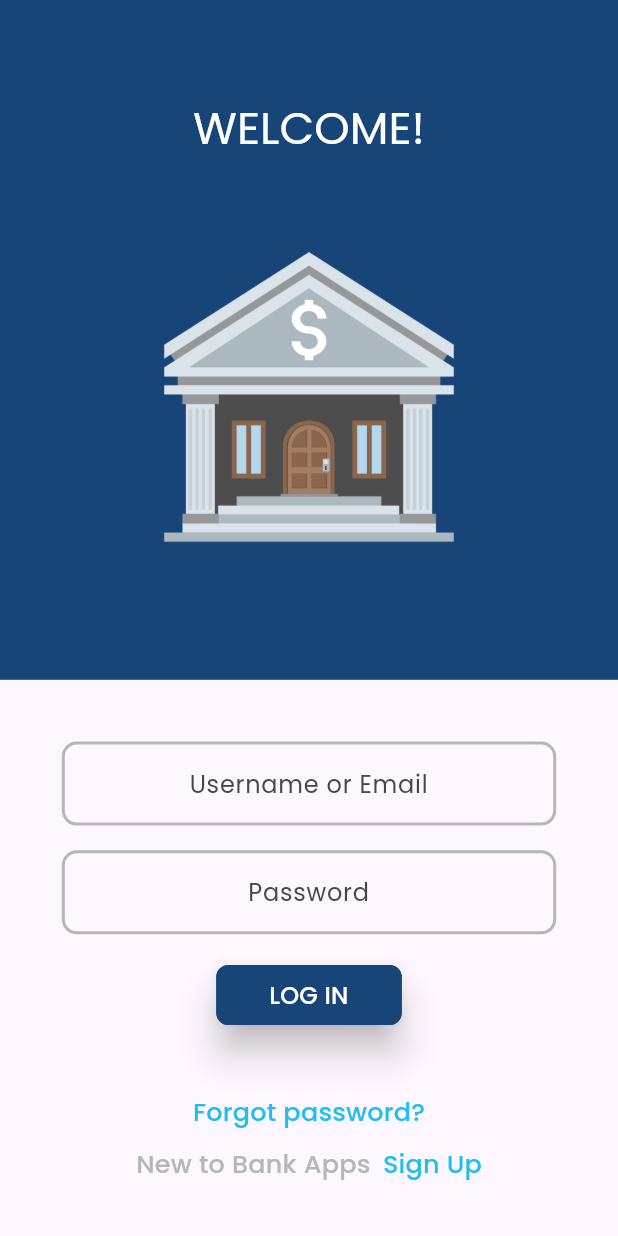
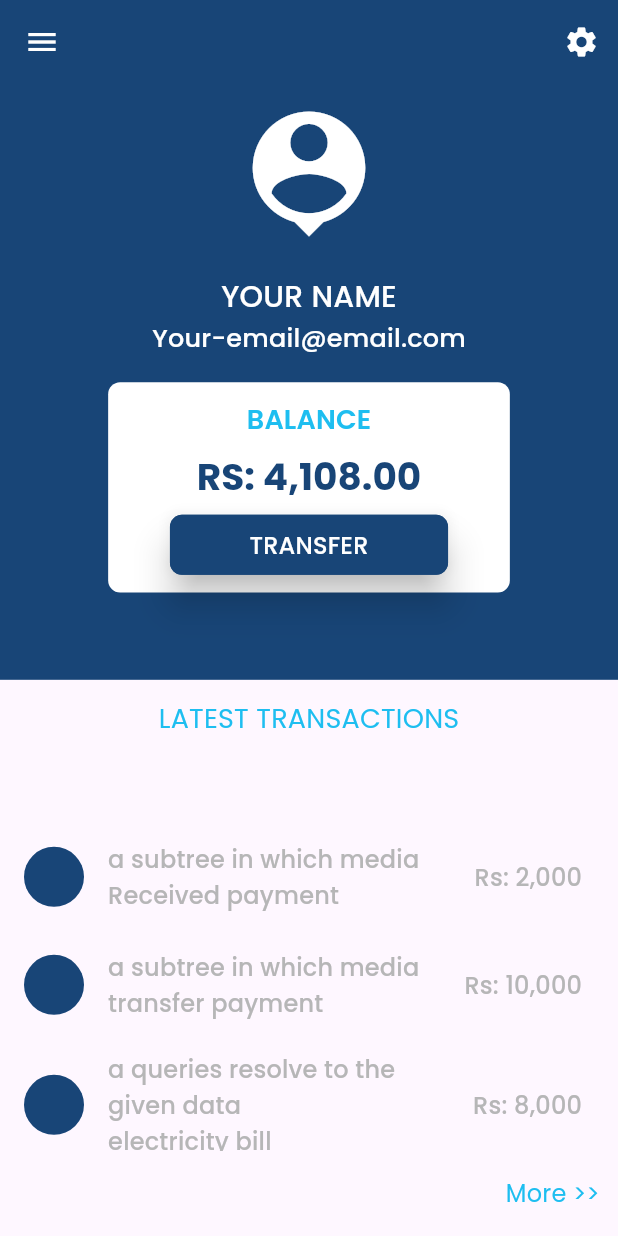
Before and after one commit to shayansaeed123/banking, a Flutter app: the screen it shows after launch, on a phone screen of 412 x 824 dp. Run offline on Flutter 3.47's test engine with Material 3 defaults, Android fonts, the phone set to English and light mode, and no system bars; our stand-ins replace google_fonts.

Commit message:
updated
updated

```diff
--- a/lib/main.dart
+++ b/lib/main.dart
@@ -1,3 +1,5 @@
+import 'package:banking/repo/colors.dart';
+import 'package:banking/views/home_screen.dart';
 import 'package:banking/views/login_screen.dart';
 import 'package:banking/views/sign_up_screen.dart';
 import 'package:flutter/material.dart';
@@ -18,6 +20,9 @@ class MyApp extends StatelessWidget {
       debugShowCheckedModeBanner: false,
       theme: ThemeData(
         useMaterial3: true,
+        appBarTheme: AppBarTheme(
+          iconTheme: IconThemeData(color: AppColors.iconColor),
+        ),
         textTheme: GoogleFonts.latoTextTheme(textTheme).copyWith(
           bodyLarge: GoogleFonts.poppins(textStyle: textTheme.bodyLarge),
           bodySmall: GoogleFonts.poppins(textStyle: textTheme.titleSmall),
@@ -28,7 +33,7 @@ class MyApp extends StatelessWidget {
           displayMedium: GoogleFonts.poppins(textStyle: textTheme.displayMedium)
         ),
       ),
-      home: LoginScreen(),
+      home: HomeScreen(),
     );
   }
 }
--- a/lib/repo/colors.dart
+++ b/lib/repo/colors.dart
@@ -5,10 +5,12 @@ class AppColors{
   static const  mainColor = Color(0xFF184577);
   static const heading1 = Color(0xFFffffff);
   static const whiteButtonColor = Color(0xFFffffff);
+  static const iconColor = Color(0xFFffffff);
   static const textColor = Color(0xFFffffff);
   static const borderColor = Color(0xFFb6b6b7);
   static const enableBorder = Color(0xFF184577);
   static const buttonColor = Color(0xFF184577);
+  static const textColor3 = Color(0xFF184577);
   static const textColor2 = Color(0xFF1ebef0);
   static const buttonTextColor = Color(0xFF000000);
 }
--- /dev/null
+++ b/lib/views/home_screen.dart
@@ -0,0 +1,142 @@
+import 'package:banking/repo/widgets/button.dart';
+import 'package:flutter/material.dart';
+
+import '../repo/colors.dart';
+
+class HomeScreen extends StatefulWidget {
+  const HomeScreen({super.key});
+
+  @override
+  State<HomeScreen> createState() => _HomeScreenState();
+}
+
+class _HomeScreenState extends State<HomeScreen> {
+  final List listValue1 = [
+    'a subtree in which media ',
+    'a subtree in which media ',
+    'a queries resolve to the given data',
+    'queries resolve to the given data',
+    'queries resolve to the given data',
+  ];
+  final List listValue2 = [
+    'Received payment',
+    'transfer payment',
+    'electricity bill',
+    'gas bill payment',
+    'transfer payment',
+  ];
+  final List listValue3 = [
+    'Rs: 2,000',
+    'Rs: 10,000',
+    'Rs: 8,000',
+    'Rs: 6,000',
+    'Rs: 5,000',
+  ];
+  @override
+  Widget build(BuildContext context) {
+    final width = MediaQuery.of(context).size.width * 1;
+    final height = MediaQuery.of(context).size.height * 1;
+    return Scaffold(
+      extendBodyBehindAppBar: true,
+      appBar: AppBar(
+        backgroundColor: Colors.transparent,
+        shadowColor: Colors.transparent,
+        elevation: 0.0,
+        actions: [
+          InkWell(
+            onTap: (){
+
+            },
+            child: Icon(Icons.settings),
+          ),
+          SizedBox(width:width*0.03,),
+        ],
+      ),
+      drawer: Drawer(
+      ),
+      body: Column(
+        crossAxisAlignment: CrossAxisAlignment.center,
+        children: [
+          Container(
+            height: height * 0.55,
+            width: width,
+            decoration: BoxDecoration(
+                color: AppColors.mainColor
+            ),
+            child: Column(
+              crossAxisAlignment: CrossAxisAlignment.center,
+              children: [
+                SizedBox(height: height * 0.08,),
+                Icon(Icons.person_pin,color: AppColors.iconColor,size: 100,),
+                SizedBox(height: height * 0.02,),
+                Text("YOUR NAME", style: Theme.of(context).textTheme.titleMedium!.copyWith(color: AppColors.heading1,fontSize: 20),),
+                Text("Your-email@email.com", style: Theme.of(context).textTheme.titleMedium!.copyWith(color: AppColors.heading1,fontSize: 17),),
+                SizedBox(height: height * 0.02,),
+                Container(
+                  width: width*0.65,
+                  height: height*0.17,
+                  decoration: BoxDecoration(
+                    borderRadius: BorderRadius.circular(8),
+                    color: Colors.white,
+                  ),
+                  child: Column(
+                    children: [
+                      SizedBox(height: height * 0.015,),
+                      Text("BALANCE", style: Theme.of(context).textTheme.bodySmall!.copyWith(color: AppColors.textColor2,fontSize: 18,fontWeight: FontWeight.w600),),
+                      SizedBox(height: height * 0.01,),
+                      Text("RS: 4,108.00", style: Theme.of(context).textTheme.titleLarge!.copyWith(color: AppColors.textColor3,fontSize: 25,fontWeight: FontWeight.bold),),
+                      SizedBox(height: height * 0.007,),
+                      ButtonWidget(
+                          onTap: (){},
+                          text: ('TRANSFER'),
+                          btnWidth: width*0.45,
+                        buttonTextColor: AppColors.whiteButtonColor,
+                      ),
+                    ],
+                  ),
+                ),
+              ],
+            ),
+          ),
+          Container(
+            width: width,
+            height: height*0.45,
+            child: Column(
+              children: [
+                SizedBox(height: height * 0.015,),
+                Text("LATEST TRANSACTIONS", style: Theme.of(context).textTheme.bodyMedium!.copyWith(color: AppColors.textColor2,fontSize: 18,fontWeight: FontWeight.w400),),
+                Expanded(
+                  child: ListView.builder(
+                    itemCount: listValue1.length,
+                      itemBuilder: (context, index) {
+                      return ListTile(
+                        leading: CircleAvatar(
+                          backgroundColor: AppColors.mainColor,
+                        ),
+                        title: Text(listValue1![index].toString(),style: Theme.of(context).textTheme.titleMedium!.copyWith(color: AppColors.borderColor,fontSize: 16),),
+                        subtitle: Text(listValue2![index].toString(),style: Theme.of(context).textTheme.titleMedium!.copyWith(color: AppColors.borderColor,fontSize: 16),),
+                        trailing: Text(listValue3![index].toString(),style: Theme.of(context).textTheme.titleMedium!.copyWith(color: AppColors.borderColor,fontSize: 16),),
+                      );
+                      },
+                  ),
+                ),
+                // SizedBox(height: height * 0.02,),
+                Padding(
+                  padding: EdgeInsets.symmetric(vertical: height*0.02,horizontal: width*0.03),
+                  child: Row(
+                    mainAxisAlignment: MainAxisAlignment.end,
+                    children: [
+                      Text('More >>',textAlign: TextAlign.right,
+                        style: Theme.of(context).textTheme.bodyMedium!.copyWith(color: AppColors.textColor2,fontSize: 16,fontWeight: FontWeight.w400),
+                      ),
+                    ],
+                  ),
+                )
+              ],
+            ),
+          )
+        ],
+      ),
+    );
+  }
+}
```
